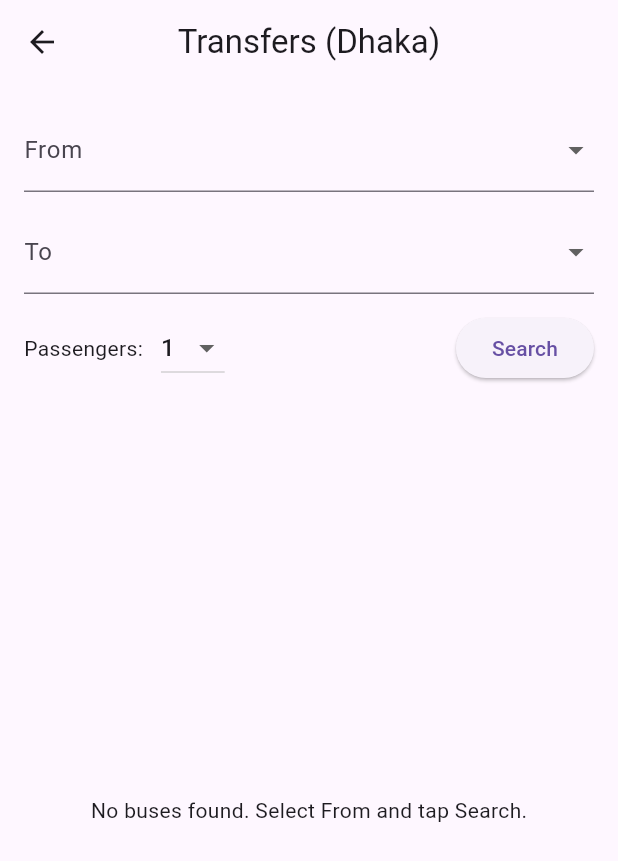
After one commit to 0-Lucifer/CSE327, a Flutter app: the DashboardScreen screen opened directly, after a tap on "Transfers", on a phone screen of 412 x 824 dp. The commit adds this screen. Shown: the top 861 px of the screen. Run offline on Flutter 3.47's test engine with Material 3 defaults, Android fonts, the phone set to English and light mode, and no system bars; our stand-ins replace cloud_firestore, firebase_auth, firebase_core, firebase_storage, google_fonts, image_picker; accounts and stored records are empty; statements that could not run were skipped.

Commit message:
bus updated

```diff
--- /dev/null
+++ b/lib/BusHomePage.dart
@@ -0,0 +1,15 @@
+import 'package:flutter/material.dart';
+import 'bus_rent.dart';
+
+/// Transfers (Bus) — Entry page
+///
+/// Keeps the home widget minimal and defers responsibilities to [BusRent].
+class BusHomePage extends StatelessWidget {
+  /// Creates the Transfers (Dhaka) home page
+  const BusHomePage({super.key});
+
+  @override
+  Widget build(BuildContext context) {
+    return const BusRent();
+  }
+}
--- /dev/null
+++ b/lib/bus_controller.dart
@@ -0,0 +1,61 @@
+import 'bus_model.dart';
+
+/// Transfers (Bus) Controller layer
+///
+/// Provides read-only access to a Dhaka-focused in-memory dataset grouped
+/// by origin hub/station. Mirrors your train controller API so the view
+/// can call [getStations] and [getBusesByOrigin] the same way.
+class BusController {
+  /// Dhaka hubs/areas/terminals mapped to available buses from that origin.
+  ///
+  /// NOTE: Replace with a repository/API in production. Values are demo-friendly
+  /// and recognizable for Dhaka (city + intercity operators).
+  final Map<String, List<Bus>> _busData = {
+    // Major intercity terminals
+    'Gabtoli': [
+      Bus(name: 'Shohagh Elite', type: 'AC', seats: 36, pricePerSeat: 1400),
+      Bus(name: 'Hanif Enterprise', type: 'Non-AC', seats: 44, pricePerSeat: 750),
+      Bus(name: 'Desh Travels', type: 'AC', seats: 40, pricePerSeat: 1200),
+    ],
+    'Mohakhali': [
+      Bus(name: 'Ena Paribahan', type: 'Non-AC', seats: 44, pricePerSeat: 600),
+      Bus(name: 'Shyamoli NR', type: 'AC', seats: 40, pricePerSeat: 1100),
+      Bus(name: 'BRTC', type: 'AC', seats: 50, pricePerSeat: 800),
+    ],
+    'Sayedabad': [
+      Bus(name: 'Green Line', type: 'AC', seats: 40, pricePerSeat: 1500),
+      Bus(name: 'Eagle Paribahan', type: 'Non-AC', seats: 44, pricePerSeat: 700),
+      Bus(name: 'SaintMartin Hyundai', type: 'AC', seats: 38, pricePerSeat: 1600),
+    ],
+
+    // City hubs/areas (for city routes / demo)
+    'Uttara': [
+      Bus(name: 'Victor Classic', type: 'Non-AC', seats: 44, pricePerSeat: 60),
+      Bus(name: 'BRTC City', type: 'AC', seats: 50, pricePerSeat: 90),
+    ],
+    'Mirpur': [
+      Bus(name: 'Basumati', type: 'Non-AC', seats: 44, pricePerSeat: 50),
+      Bus(name: 'Turag', type: 'Non-AC', seats: 44, pricePerSeat: 45),
+    ],
+    'Motijheel': [
+      Bus(name: 'BRTC Double Decker', type: 'AC', seats: 70, pricePerSeat: 100),
+      Bus(name: 'Anabil Super', type: 'Non-AC', seats: 44, pricePerSeat: 55),
+    ],
+    'Gulshan': [
+      Bus(name: 'Green Line City', type: 'AC', seats: 40, pricePerSeat: 150),
+      Bus(name: 'Probhati-Banasree', type: 'Non-AC', seats: 42, pricePerSeat: 50),
+    ],
+    'Jatrabari': [
+      Bus(name: 'Hanif City', type: 'AC', seats: 40, pricePerSeat: 120),
+      Bus(name: 'Poribohon 6', type: 'Non-AC', seats: 44, pricePerSeat: 40),
+    ],
+  };
+
+  /// Returns all available origin stations/hubs as a list of names.
+  List<String> getStations() => _busData.keys.toList();
+
+  /// Returns a list of [Bus] instances for a given [origin] hub.
+  ///
+  /// If the [origin] is not found, returns an empty list.
+  List<Bus> getBusesByOrigin(String origin) => _busData[origin] ?? [];
+}
--- /dev/null
+++ b/lib/bus_model.dart
@@ -0,0 +1,25 @@
+/// Transfers (Bus) Model layer
+///
+/// Represents a bus/operator entry used by the Transfers feature.
+/// Kept intentionally minimal to mirror your train model structure.
+class Bus {
+  /// Display name of the bus/operator. Example: "Green Line".
+  final String name;
+
+  /// Service class/type. Example: "AC", "Non-AC".
+  final String type;
+
+  /// Total (or available) seats used for simple filtering.
+  final int seats;
+
+  /// Fare per passenger in BDT (৳).
+  final double pricePerSeat;
+
+  /// Creates an immutable [Bus] model.
+  const Bus({
+    required this.name,
+    required this.type,
+    required this.seats,
+    required this.pricePerSeat,
+  });
+}
--- /dev/null
+++ b/lib/bus_rent.dart
@@ -0,0 +1,127 @@
+import 'package:flutter/material.dart';
+import 'bus_controller.dart';
+import 'bus_model.dart';
+import 'bus_payment.dart';
+
+/// Transfers (Bus) — View (search/list)
+///
+/// UI for selecting origin & destination hubs in Dhaka, choosing passenger
+/// count, listing available buses, and navigating to the payment screen.
+class BusRent extends StatefulWidget {
+  /// Creates the Transfers (Dhaka) search & list screen.
+  const BusRent({super.key});
+
+  @override
+  State<BusRent> createState() => _BusRentState();
+}
+
+class _BusRentState extends State<BusRent> {
+  /// Business logic provider for stations and buses (mirrors train controller pattern).
+  final BusController _controller = BusController();
+
+  /// Selected origin hub/station.
+  String? _from;
+
+  /// Selected destination hub/station.
+  String? _to;
+
+  /// Number of passengers for the booking (1–10).
+  int _passengers = 1;
+
+  /// Current search result set of available buses for [_from].
+  List<Bus> _availableBuses = [];
+
+  /// Queries the controller for buses from [_from] and updates the list.
+  ///
+  /// If [_from] is null, does nothing (keeps UX consistent with your train flow).
+  void _searchBuses() {
+    if (_from == null) return;
+    setState(() {
+      _availableBuses = _controller.getBusesByOrigin(_from!);
+    });
+  }
+
+  @override
+  Widget build(BuildContext context) {
+    final stations = _controller.getStations();
+
+    return Scaffold(
+      appBar: AppBar(
+        // Name it "Transfers" to match your dashboard label.
+        title: const Text('Transfers (Dhaka)'),
+        centerTitle: true,
+      ),
+      body: Padding(
+        padding: const EdgeInsets.all(16),
+        child: Column(
+          children: [
+            DropdownButtonFormField<String>(
+              decoration: const InputDecoration(labelText: 'From'),
+              value: _from,
+              items: stations.map((s) => DropdownMenuItem(value: s, child: Text(s))).toList(),
+              onChanged: (v) => setState(() => _from = v),
+            ),
+            const SizedBox(height: 12),
+            DropdownButtonFormField<String>(
+              decoration: const InputDecoration(labelText: 'To'),
+              value: _to,
+              items: stations.map((s) => DropdownMenuItem(value: s, child: Text(s))).toList(),
+              onChanged: (v) => setState(() => _to = v),
+            ),
+            const SizedBox(height: 12),
+            Row(
+              children: [
+                const Text('Passengers:'),
+                const SizedBox(width: 12),
+                DropdownButton<int>(
+                  value: _passengers,
+                  items: List.generate(10, (i) => i + 1)
+                      .map((n) => DropdownMenuItem(value: n, child: Text('$n')))
+                      .toList(),
+                  onChanged: (v) => setState(() => _passengers = v ?? 1),
+                ),
+                const Spacer(),
+                ElevatedButton(onPressed: _searchBuses, child: const Text('Search')),
+              ],
+            ),
+            const SizedBox(height: 16),
+            Expanded(
+              child: _availableBuses.isEmpty
+                  ? const Center(child: Text('No buses found. Select From and tap Search.'))
+                  : ListView.separated(
+                itemCount: _availableBuses.length,
+                separatorBuilder: (_, __) => const SizedBox(height: 10),
+                itemBuilder: (_, i) {
+                  final bus = _availableBuses[i];
+                  return Card(
+                    child: ListTile(
+                      title: Text('${bus.name} (${bus.type})'),
+                      subtitle: Text('Seats: ${bus.seats} • Fare: ৳${bus.pricePerSeat.toStringAsFixed(0)} per person'),
+                      trailing: ElevatedButton(
+                        onPressed: () {
+                          if (_from == null || _to == null) return;
+                          Navigator.push(
+                            context,
+                            MaterialPageRoute(
+                              builder: (_) => BusPayment(
+                                bus: bus,
+                                passengers: _passengers,
+                                from: _from!,
+                                to: _to!,
+                              ),
+                            ),
+                          );
+                        },
+                        child: const Text('Book Now'),
+                      ),
+                    ),
+                  );
+                },
+              ),
+            ),
+          ],
+        ),
+      ),
+    );
+  }
+}
--- a/lib/dashboard.dart
+++ b/lib/dashboard.dart
@@ -5,8 +5,9 @@ import 'listofhotels.dart';
 import 'profile.dart'; // Importing the ProfileScreen
 import 'flight.dart'; // Importing the FlightScreen
 import 'Experiences.dart';
-import 'TrainHomePage.dart';
+import 'TrainHomePage.dart'; // Train
 import 'AuthScreen.dart';
+import 'BusHomePage.dart'; // Transfers
 
 class DashboardScreen extends StatelessWidget {
   @override
@@ -127,7 +128,7 @@ class DashboardScreen extends StatelessWidget {
                         },
                         child: buildIconCard(Icons.flight, "Flights"),
                       ),
-                      SizedBox(width: 10), // Add spacing between cards
+                      SizedBox(width: 10), // spacing
                       GestureDetector(
                         onTap: () {
                           Navigator.push(
@@ -144,12 +145,8 @@ class DashboardScreen extends StatelessWidget {
                       SizedBox(width: 10),
                       GestureDetector(
                         onTap: () {
-                          // Navigate to the TourPackagesScreen (uncomment if needed)
-                          // Navigator.push(
-                          //   context,
-                          //   MaterialPageRoute(
-                          //     builder: (context) => TourPackagesScreen(),
-                          //   ),
+                          // Navigator.push(context,
+                          //   MaterialPageRoute(builder: (context) => TourPackagesScreen()),
                           // );
                         },
                         child: buildIconCard(Icons.tour, "Tour Packages"),
@@ -194,7 +191,20 @@ class DashboardScreen extends StatelessWidget {
                         child: buildIconCard(Icons.train, "Train"),
                       ),
                       SizedBox(width: 10),
-                      buildIconCard(Icons.airport_shuttle, "Transfers"),
+
+                      // TRANSFERS to BusHomePage
+                      GestureDetector(
+                        onTap: () {
+                          Navigator.push(
+                            context,
+                            MaterialPageRoute(
+                              builder: (context) => const BusHomePage(),
+                            ),
+                          );
+                        },
+                        child: buildIconCard(Icons.airport_shuttle, "Transfers"),
+                      ),
+
                       SizedBox(width: 10),
                       GestureDetector(
                         onTap: () {},
@@ -278,22 +288,22 @@ class DashboardScreen extends StatelessWidget {
   // Icon Card for Navigation Bar
   Widget buildIconCard(IconData icon, String title) {
     return Container(
-      width: 70, // Fixed width to control the size
+      width: 70, // Fixed width
       child: Column(
         mainAxisAlignment: MainAxisAlignment.center,
         children: [
           CircleAvatar(
-            radius: 25, // Reduced size to fit better
+            radius: 25,
             backgroundColor: Colors.white,
             child: Icon(icon, size: 25, color: Color(0xFF264653)),
           ),
           SizedBox(height: 5),
           Text(
             title,
-            textAlign: TextAlign.center, // Center the text
+            textAlign: TextAlign.center,
             style: GoogleFonts.poppins(
               color: Colors.white,
-              fontSize: 11, // Reduced font size
+              fontSize: 11,
               fontWeight: FontWeight.w500,
             ),
           ),
@@ -309,14 +319,14 @@ class DashboardScreen extends StatelessWidget {
     required String description,
   }) {
     return Card(
-      color: Colors.white.withOpacity(0.9),
+      color: Colors.white.withValues(0.9),
       child: Padding(
         padding: const EdgeInsets.all(12),
         child: Row(
           children: [
             Icon(icon, size: 30, color: Color(0xFF264653)),
             SizedBox(width: 10),
-            Expanded( // Use Expanded to prevent overflow in the description
+            Expanded(
               child: Column(
                 crossAxisAlignment: CrossAxisAlignment.start,
                 children: [
```
Also changed, not shown: lib/bus_payment.dart (added, +156 -0 lines).
